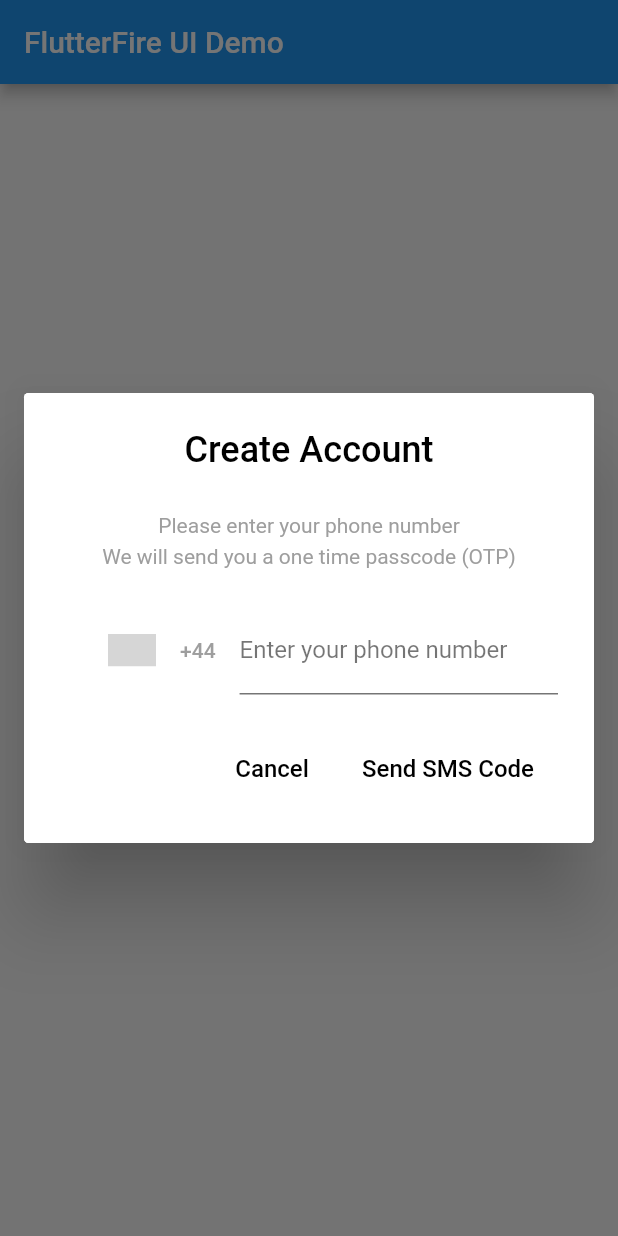
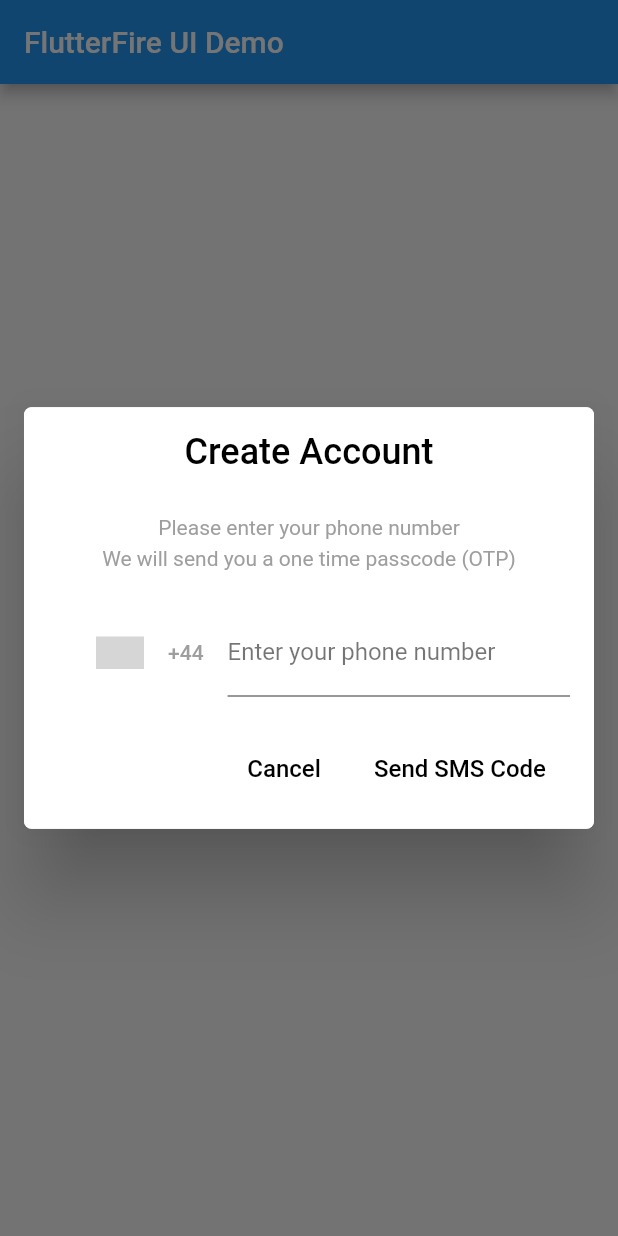
Before and after one commit to invertase/flutterfire_ui, a Flutter app: the screen it shows after launch, after a tap on "Verify Phone Number...", on a phone screen of 412 x 824 dp. Run offline on Flutter 3.47's test engine with Material 2 defaults, Android fonts, the phone set to English and light mode, and no system bars; drawn by our look-alikes of country_code_picker; our stand-ins replace firebase_auth, firebase_core; accounts and stored records are empty; grey boxes are pictures that could not be loaded.

Commit message:
feat: tweak border radius

```diff
--- a/packages/firebase_auth/lib/src/verify_phone_number.dart
+++ b/packages/firebase_auth/lib/src/verify_phone_number.dart
@@ -44,7 +44,7 @@ class VerifyPhoneNumberOptions {
       this.errorColor = Colors.red,
       this.buttonColor = Colors.black,
       this.inputHighlightColor = Colors.blueAccent,
-      this.borderRadius = 3,
+      this.borderRadius = 5,
       this.favoriteCountries = const ['US'],
       this.defaultCountry = 'US'
       });
@@ -280,18 +280,15 @@ class _VerifyPhoneNumberState extends State<_VerifyPhoneNumber> {
           if(_enterSmsCode)
             FlatButton(
               onPressed: () => triggerVerification(),
-              padding: EdgeInsets.all(16),
               child: Text("Resend Code", style: TextStyle(fontSize: 16, color: widget.options.buttonColor),),
             ),
           FlatButton(
             onPressed: () => Navigator.pop(context, null),
-            padding: EdgeInsets.all(16),
             child: Text("Cancel", style: TextStyle(fontSize: 16, color: widget.options.buttonColor)),
           ),
           if (!_enterSmsCode)
             FlatButton(
               onPressed: () => triggerVerification(),
-              padding: EdgeInsets.all(16),
               child: Text(
                 widget.options.send,
                 style: TextStyle(
@@ -412,7 +409,7 @@ class _VerifyPhoneNumberState extends State<_VerifyPhoneNumber> {
           ),
           width: 500,
           child: Padding(
-              padding: EdgeInsets.all(24.0),
+              padding: EdgeInsets.all(16.0),
               child: Column(
                 mainAxisSize: MainAxisSize.min,
                 crossAxisAlignment: CrossAxisAlignment.start,
```
